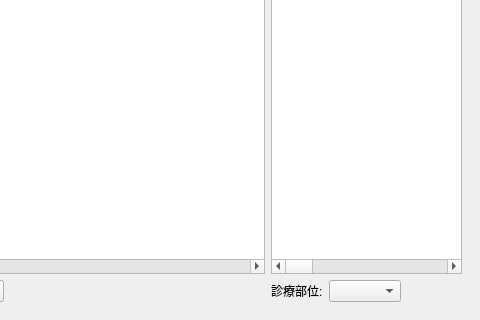
Qt form ui/ins_prescript_record.ui (picacat/pyMedical) before a commit; both pictures show x 320 to 800 and y 280 to 600 of the 800 by 600 pixel window.
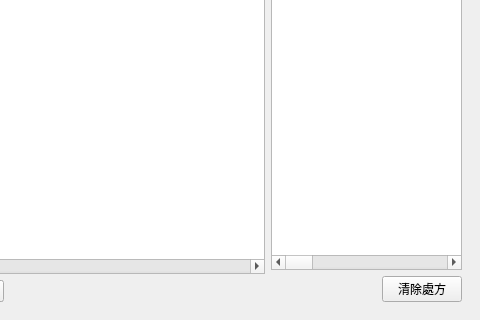
The same form after that commit. Icons and pictures are not drawn.

Diff of the .ui file:
```diff
--- a/ui/ins_prescript_record.ui
+++ b/ui/ins_prescript_record.ui
@@ -366,16 +366,6 @@
          </item>
          <item>
           <layout class="QHBoxLayout" name="horizontalLayout_6">
-           <item>
-            <widget class="QLabel" name="label_4">
-             <property name="text">
-              <string>診療部位:</string>
-             </property>
-            </widget>
-           </item>
-           <item>
-            <widget class="QComboBox" name="comboBox_4"/>
-           </item>
            <item>
             <spacer name="horizontalSpacer_2">
              <property name="orientation">
@@ -389,6 +379,13 @@
              </property>
             </spacer>
            </item>
+           <item>
+            <widget class="QPushButton" name="pushButton_clear_prescript">
+             <property name="text">
+              <string>清除處方</string>
+             </property>
+            </widget>
+           </item>
           </layout>
          </item>
         </layout>
```
